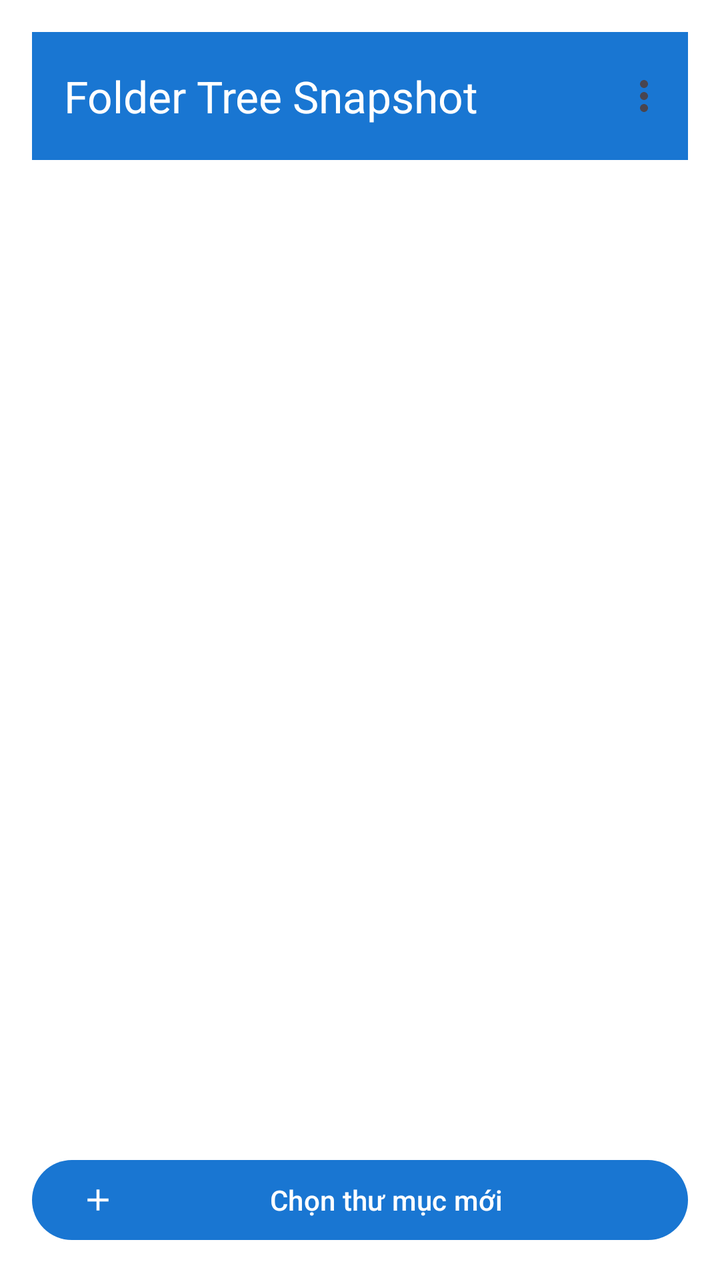
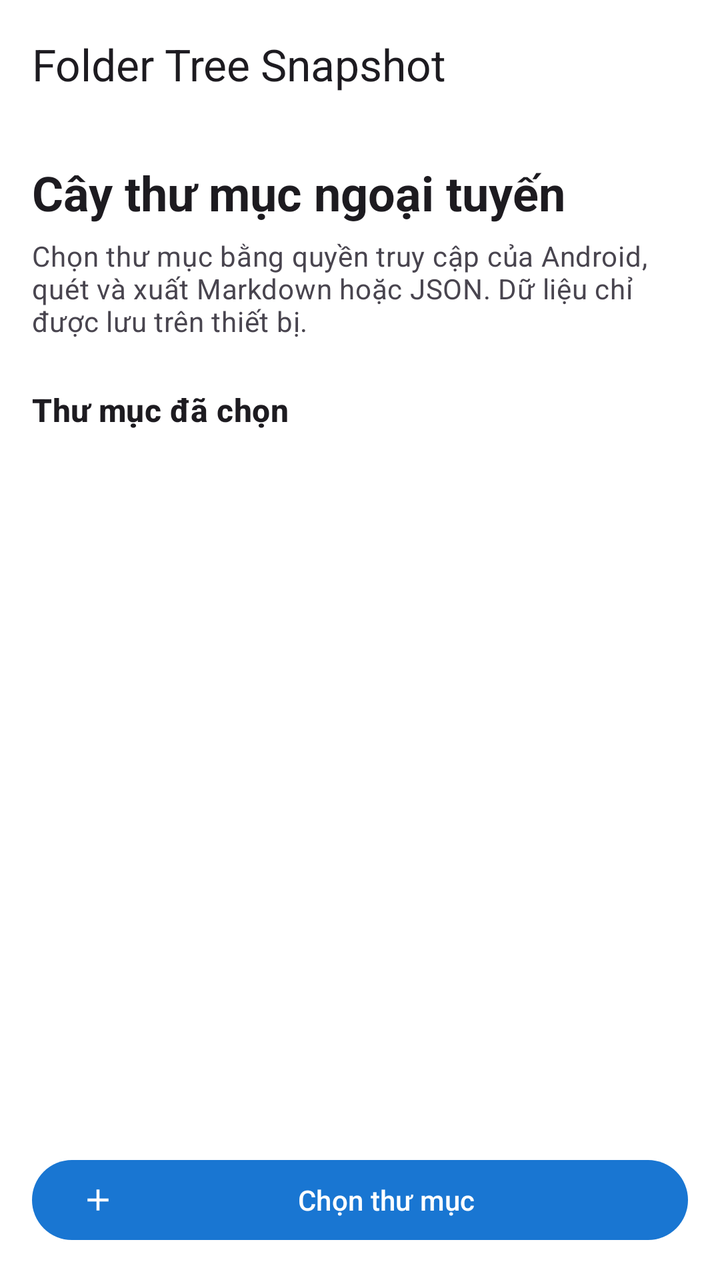

Two renders of the same Android screen: before a commit and after it. Below are the layout's source before the change and the commit's diff.
<!-- AndroidManifest.xml: application theme AppTheme -->
<!-- res/layout/activity_main.xml -->
<?xml version="1.0" encoding="utf-8"?>
<androidx.coordinatorlayout.widget.CoordinatorLayout
    xmlns:android="http://schemas.android.com/apk/res/android"
    xmlns:app="http://schemas.android.com/apk/res-auto"
    xmlns:tools="http://schemas.android.com/tools"
    android:layout_width="match_parent"
    android:layout_height="match_parent"
    android:padding="16dp"
    tools:context=".ui.main.MainActivity">

    <com.google.android.material.appbar.MaterialToolbar
        android:id="@+id/toolbar"
        android:layout_width="match_parent"
        android:layout_height="?attr/actionBarSize"
        android:background="?attr/colorPrimary"
        android:elevation="4dp"
        app:title="Folder Tree Snapshot"
        app:titleTextColor="@android:color/white"
        app:menu="@menu/menu_main" />

    <androidx.recyclerview.widget.RecyclerView
        android:id="@+id/recyclerView"
        android:layout_width="match_parent"
        android:layout_height="match_parent"
        android:layout_marginTop="16dp"
        android:clipToPadding="false"
        android:paddingBottom="72dp"
        app:layout_behavior="@string/appbar_scrolling_view_behavior" />

    <com.google.android.material.button.MaterialButton
        android:id="@+id/btn_select_folder"
        android:layout_width="match_parent"
        android:layout_height="wrap_content"
        android:layout_gravity="bottom|center_horizontal"
        android:layout_marginTop="16dp"
        android:text="Chọn thư mục mới"
        android:textAllCaps="false"
        app:icon="@drawable/ic_add"
        app:iconGravity="start"
        app:iconPadding="8dp" />

</androidx.coordinatorlayout.widget.CoordinatorLayout>
<!-- resources referenced by this layout -->
<resources>
  <!-- drawable ic_add (drawable) -->
  <?xml version="1.0" encoding="utf-8"?>
  <vector xmlns:android="http://schemas.android.com/apk/res/android"
      android:width="24dp"
      android:height="24dp"
      android:viewportWidth="24"
      android:viewportHeight="24">
      <path
          android:fillColor="#1976D2"
          android:pathData="M19,13h-6v6h-2v-6H5v-2h6V5h2v6h6v2z" />
  </vector>
  <style name="AppTheme" parent="Theme.Material3.DayNight.NoActionBar">
          <item name="colorPrimary">@color/colorPrimary</item>
          <item name="colorPrimaryDark">@color/colorPrimaryDark</item>
          <item name="colorAccent">@color/colorAccent</item>
          <item name="android:colorBackground">@color/backgroundColor</item>
      </style>
  <color name="colorPrimary">#1976D2</color>
  <color name="colorPrimaryDark">#0D47A1</color>
  <color name="colorAccent">#64B5F6</color>
  <color name="backgroundColor">#FFFFFF</color>
</resources>

<!-- the commit's change to res/layout/activity_main.xml (unified diff, before → after) -->
@@ -1,42 +1,82 @@
 <?xml version="1.0" encoding="utf-8"?>
-<androidx.coordinatorlayout.widget.CoordinatorLayout
-    xmlns:android="http://schemas.android.com/apk/res/android"
+<LinearLayout xmlns:android="http://schemas.android.com/apk/res/android"
     xmlns:app="http://schemas.android.com/apk/res-auto"
     xmlns:tools="http://schemas.android.com/tools"
     android:layout_width="match_parent"
     android:layout_height="match_parent"
-    android:padding="16dp"
+    android:orientation="vertical"
+    android:background="?android:attr/colorBackground"
     tools:context=".ui.main.MainActivity">
 
     <com.google.android.material.appbar.MaterialToolbar
         android:id="@+id/toolbar"
         android:layout_width="match_parent"
         android:layout_height="?attr/actionBarSize"
-        android:background="?attr/colorPrimary"
-        android:elevation="4dp"
-        app:title="Folder Tree Snapshot"
-        app:titleTextColor="@android:color/white"
-        app:menu="@menu/menu_main" />
+        app:title="Folder Tree Snapshot" />
 
-    <androidx.recyclerview.widget.RecyclerView
-        android:id="@+id/recyclerView"
+    <ScrollView
         android:layout_width="match_parent"
-        android:layout_height="match_parent"
-        android:layout_marginTop="16dp"
-        android:clipToPadding="false"
-        android:paddingBottom="72dp"
-        app:layout_behavior="@string/appbar_scrolling_view_behavior" />
+        android:layout_height="0dp"
+        android:layout_weight="1"
+        android:fillViewport="true">
+        <LinearLayout
+            android:layout_width="match_parent"
+            android:layout_height="wrap_content"
+            android:orientation="vertical"
+            android:padding="16dp">
+            <TextView
+                android:layout_width="match_parent"
+                android:layout_height="wrap_content"
+                android:text="Cây thư mục ngoại tuyến"
+                android:textAppearance="?attr/textAppearanceHeadlineSmall"
+                android:textStyle="bold" />
+            <TextView
+                android:layout_width="match_parent"
+                android:layout_height="wrap_content"
+                android:layout_marginTop="6dp"
+                android:text="Chọn thư mục bằng quyền truy cập của Android, quét và xuất Markdown hoặc JSON. Dữ liệu chỉ được lưu trên thiết bị."
+                android:textAppearance="?attr/textAppearanceBodyMedium"
+                android:textColor="?android:attr/textColorSecondary" />
+            <TextView
+                android:id="@+id/listTitle"
+                android:layout_width="match_parent"
+                android:layout_height="wrap_content"
+                android:layout_marginTop="24dp"
+                android:text="Thư mục đã chọn"
+                android:textAppearance="?attr/textAppearanceTitleMedium"
+                android:textStyle="bold" />
+            <TextView
+                android:id="@+id/emptyRoots"
+                android:layout_width="match_parent"
+                android:layout_height="wrap_content"
+                android:layout_marginTop="12dp"
+                android:padding="24dp"
+                android:gravity="center"
+                android:text="Chưa có thư mục nào.\nHãy chọn một thư mục để bắt đầu."
+                android:textAppearance="?attr/textAppearanceBodyLarge"
+                android:textColor="?android:attr/textColorSecondary"
+                android:visibility="gone" />
+            <androidx.recyclerview.widget.RecyclerView
+                android:id="@+id/recyclerView"
+                android:layout_width="match_parent"
+                android:layout_height="wrap_content"
+                android:layout_marginTop="8dp"
+                android:nestedScrollingEnabled="false"
+                android:clipToPadding="false" />
+        </LinearLayout>
+    </ScrollView>
 
     <com.google.android.material.button.MaterialButton
         android:id="@+id/btn_select_folder"
         android:layout_width="match_parent"
         android:layout_height="wrap_content"
-        android:layout_gravity="bottom|center_horizontal"
-        android:layout_marginTop="16dp"
-        android:text="Chọn thư mục mới"
+        android:layout_marginStart="16dp"
+        android:layout_marginTop="8dp"
+        android:layout_marginEnd="16dp"
+        android:layout_marginBottom="16dp"
+        android:text="Chọn thư mục"
         android:textAllCaps="false"
         app:icon="@drawable/ic_add"
         app:iconGravity="start"
         app:iconPadding="8dp" />
-
-</androidx.coordinatorlayout.widget.CoordinatorLayout>
+</LinearLayout>
